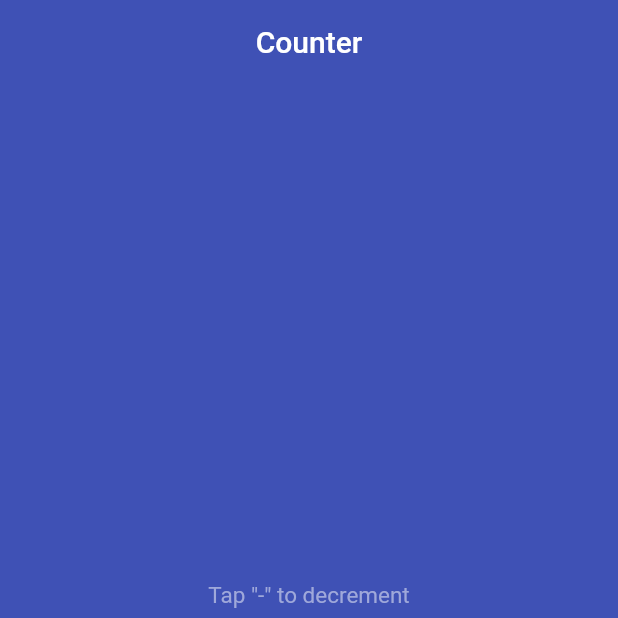
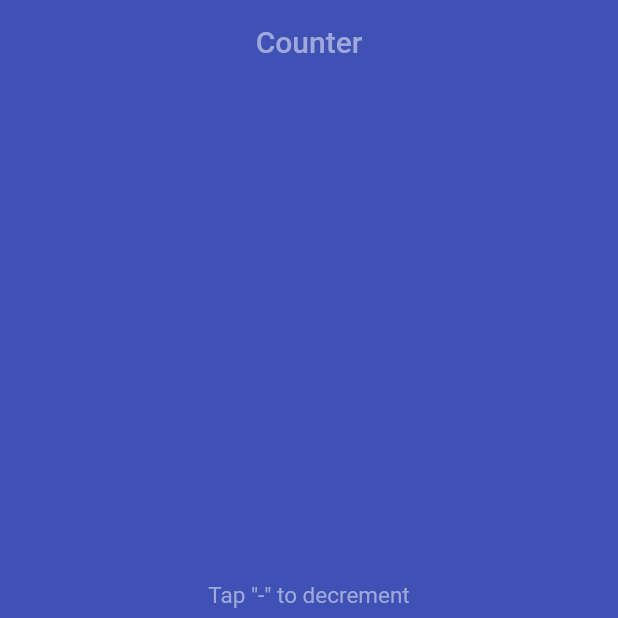
Before and after one commit to Dgryzhkov/counter, a Flutter app: the screen it shows after launch, on a phone screen of 412 x 824 dp, the top half of it. Run offline on Flutter 3.47's test engine with Material 2 defaults, Android fonts, the phone set to English and light mode, and no system bars.

Commit message:
final appBar

```diff
--- a/lib/main.dart
+++ b/lib/main.dart
@@ -1,3 +1,5 @@
+import 'dart:math';
+
 import 'package:flutter/material.dart';
 
 void main() => runApp(MyApp());
@@ -9,7 +11,10 @@ class MyApp extends StatelessWidget {
       home: Scaffold(
         backgroundColor: Colors.indigo,
         appBar: AppBar(
-          title: Text('Counter'),
+          title: Text(
+            'Counter',
+            style: TextStyle(color: Colors.indigo[200]),
+          ),
           centerTitle: true,
           backgroundColor: Colors.transparent,
           elevation: 0.0,
```
